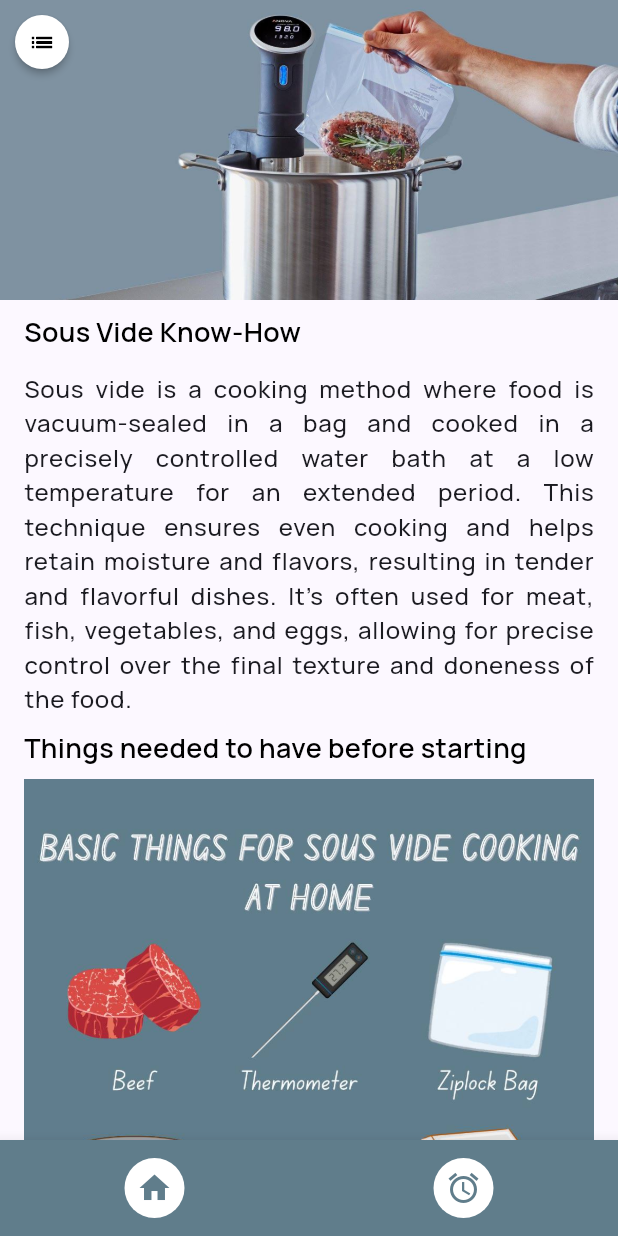
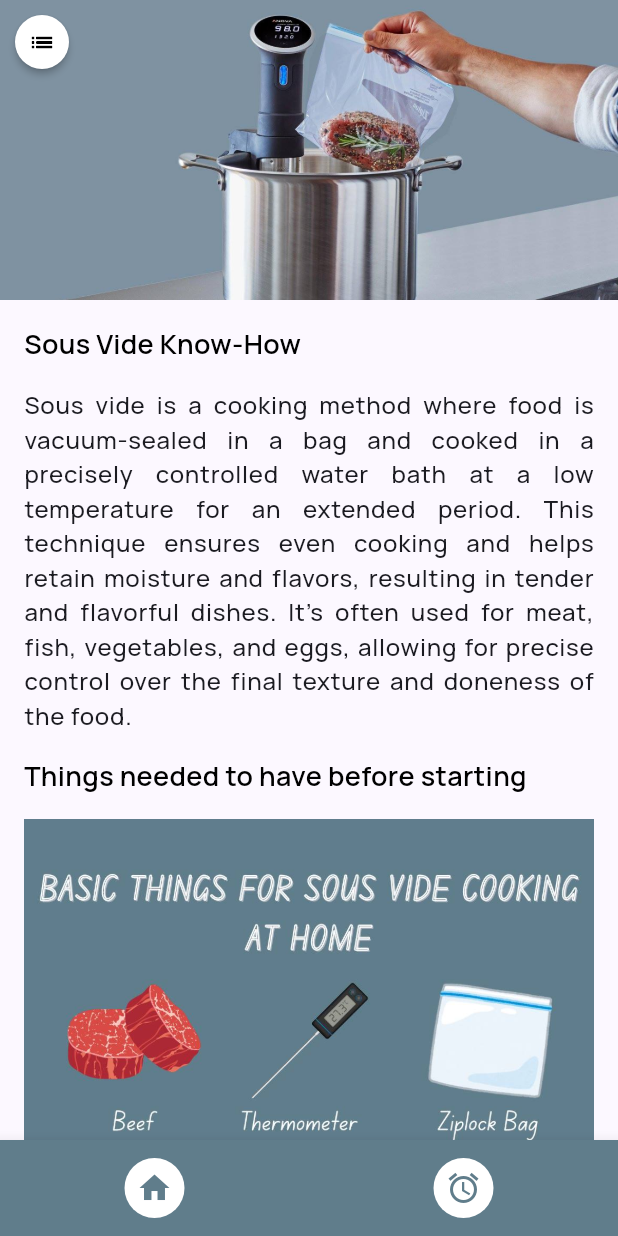
Before and after one commit to datsabahandude/SousVide, a Flutter app: the screen it shows after launch, on a phone screen of 412 x 824 dp. Run offline on Flutter 3.47's test engine with Material 3 defaults, Android fonts, the phone set to English and light mode, and no system bars; our stand-ins replace flutter_local_notifications, get, google_fonts, image_picker, lottie, shared_preferences and 3 more.

Commit message:
fix home spacing #15

```diff
--- a/lib/components/alarm_provider.dart
+++ b/lib/components/alarm_provider.dart
@@ -76,7 +76,7 @@ class AlarmProvider extends ChangeNotifier {
         MaterialPageRoute<void>(
             builder: (context) => const HomePage(
                   index: 0,
-                  isLoading: false,
+                  isLoading: true,
                 )));
   }
 
--- a/lib/components/home_body.dart
+++ b/lib/components/home_body.dart
@@ -52,7 +52,7 @@ class _HomeBodyState extends State<HomeBody> {
               ),
             ),
             SliverPadding(
-              padding: const EdgeInsets.symmetric(horizontal: 16),
+              padding: const EdgeInsets.only(left: 16, right: 16, bottom: 16),
               sliver: SliverList(
                 delegate: SliverChildBuilderDelegate((context, categoryIndex) {
                   List<Topic> items = theTopics[categoryIndex].topics;
--- a/lib/components/topic_card.dart
+++ b/lib/components/topic_card.dart
@@ -6,18 +6,18 @@ class TopicCard extends StatelessWidget {
   final String? image;
   @override
   Widget build(BuildContext context) {
-    return Wrap(
-      direction: Axis.horizontal,
-      spacing: 15,
-      runSpacing: 5,
+    return Column(
+      mainAxisSize: MainAxisSize.min,
       children: [
         image != null
             ? Image.asset(
                 image!,
                 fit: BoxFit.cover,
               )
-            : Container(),
-        Text(
+            : const SizedBox(),
+        text == ''
+            ? const SizedBox()
+            : Text(
                 text,
                 textAlign: TextAlign.justify,
                 style: const TextStyle(
@@ -43,10 +43,11 @@ class TopicCategoryItem extends StatelessWidget {
   @override
   Widget build(BuildContext context) {
     return Column(
+      mainAxisSize: MainAxisSize.min,
       crossAxisAlignment: CrossAxisAlignment.start,
       children: [
         Padding(
-          padding: const EdgeInsets.symmetric(vertical: 8),
+          padding: const EdgeInsets.symmetric(vertical: 16),
           child: Text(
             text,
             style: const TextStyle(
```
Lines whose indentation alone changed are shown as unchanged.
